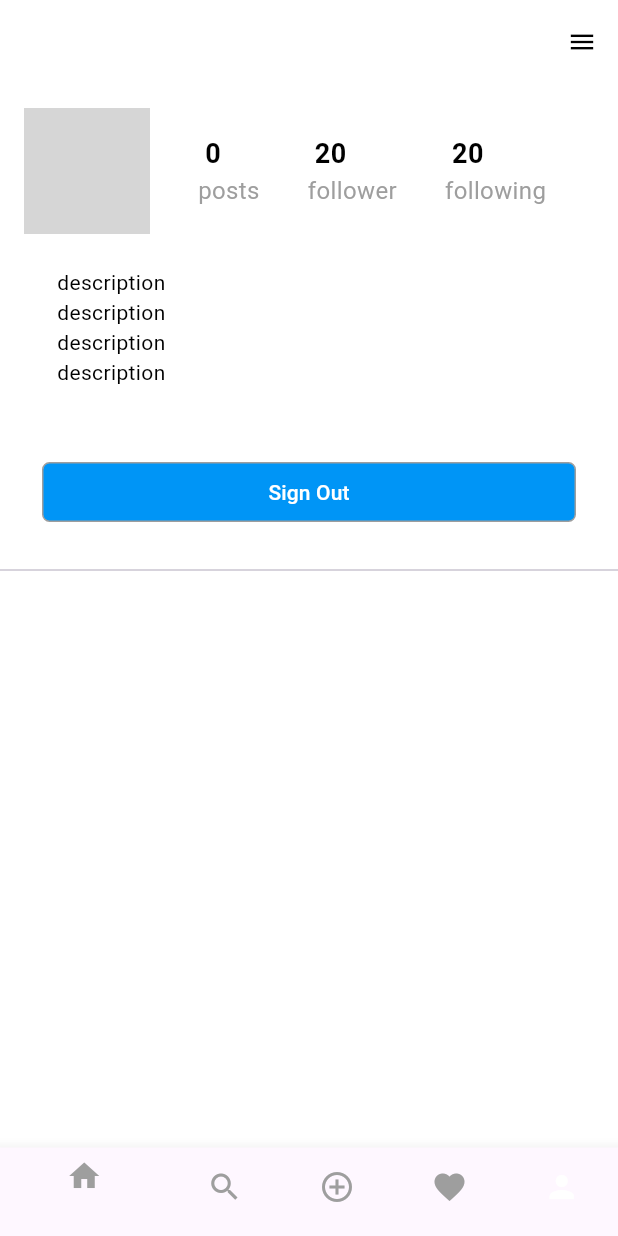
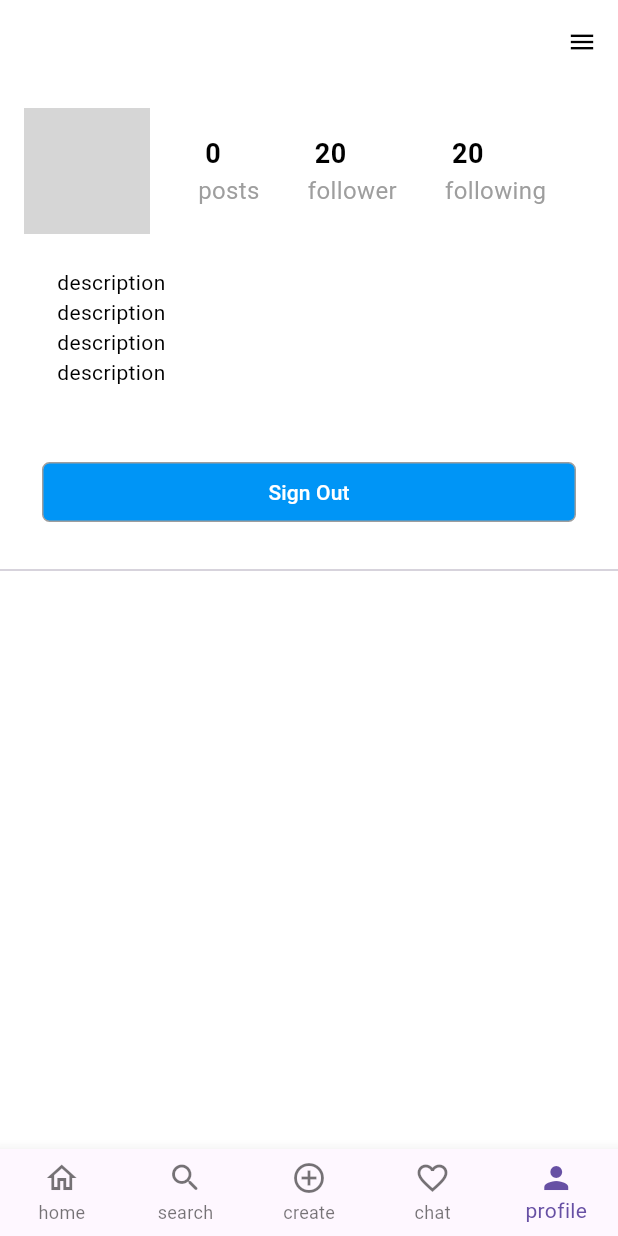
Before and after one commit to rupendra-yadav/instagram_clone, a Flutter app: the screen it shows once a user with an empty profile is signed in, item 5 of the bottom bar chosen, on a phone screen of 412 x 824 dp. Run offline on Flutter 3.47's test engine with Material 3 defaults, Android fonts, the light colour scheme and no system bars; our stand-ins replace cloud_firestore, firebase_auth, firebase_core, firebase_storage, flutter_svg, image_picker; missing offline and left inert: provider_base_tools, staggered_grid_view_flutter; accounts and stored records are empty; network calls fail; grey boxes are pictures that could not be loaded.

Commit message:
minor adjustment

```diff
--- a/lib/responsive/mobilescreen_layout.dart
+++ b/lib/responsive/mobilescreen_layout.dart
@@ -1,10 +1,4 @@
 import 'package:flutter/material.dart';
-// import 'package:flutter_svg/flutter_svg.dart';
-// import 'package:instagram/screens/addpost.dart';
-// import 'package:instagram/screens/messages.dart';
-// import 'package:instagram/screens/search_tab.dart';
-// import 'package:instagram/screens/user_profile.dart';
-import 'package:instagram/utils/colors.dart';
 import 'package:instagram/variables/global_variables.dart';
 
 class MobileScreenLayout extends StatefulWidget {
@@ -16,23 +10,6 @@ class MobileScreenLayout extends StatefulWidget {
 
 class _MobileScreenState extends State<MobileScreenLayout> {
   int _page = 0;
-  late PageController pageController;
-
-  @override
-  void initState() {
-    super.initState();
-    pageController = PageController();
-  }
-
-  @override
-  void dispose() {
-    super.dispose();
-    pageController.dispose();
-  }
-
-  void navigationTapped(int page) {
-    pageController.jumpToPage(page);
-  }
 
   void onPageChanged(int page) {
     setState(() {
@@ -43,51 +20,52 @@ class _MobileScreenState extends State<MobileScreenLayout> {
   @override
   Widget build(BuildContext context) {
     return Scaffold(
-      body: PageView(
-        physics: const NeverScrollableScrollPhysics(),
-        controller: pageController,
-        onPageChanged: onPageChanged,
-        children: homeScreenItems,
-      ),
+      body: homeScreenItems[_page],
       bottomNavigationBar: BottomNavigationBar(
-        items: [
+        currentIndex: _page,
+        type: BottomNavigationBarType.fixed,
+        onTap: (value) {
+          setState(() {
+            _page = value;
+          });
+        },
+        items: const [
           BottomNavigationBarItem(
+            activeIcon: Icon(Icons.home),
             icon: Icon(
-              Icons.home,
-              color: _page == 0 ? primaryColor : secondaryColor,
+              Icons.home_outlined,
             ),
-            label: "",
+            label: "home",
           ),
           BottomNavigationBarItem(
+            activeIcon: Icon(Icons.search),
             icon: Icon(
-              Icons.search,
-              color: _page == 1 ? primaryColor : secondaryColor,
+              Icons.search_rounded,
             ),
-            label: "",
+            label: "search",
           ),
           BottomNavigationBarItem(
+            activeIcon: Icon(Icons.add),
             icon: Icon(
               Icons.add_circle_outline,
-              color: _page == 2 ? primaryColor : secondaryColor,
             ),
-            label: "",
+            label: "create",
           ),
           BottomNavigationBarItem(
+            activeIcon: Icon(Icons.favorite),
             icon: Icon(
-              Icons.favorite,
-              color: _page == 3 ? primaryColor : secondaryColor,
+              Icons.favorite_outline,
             ),
-            label: "",
+            label: "chat",
           ),
           BottomNavigationBarItem(
+            activeIcon: Icon(Icons.person),
             icon: Icon(
-              Icons.person,
-              color: _page == 4 ? primaryColor : secondaryColor,
+              Icons.person_outline,
             ),
-            label: "",
+            label: "profile",
           ),
         ],
-        onTap: navigationTapped,
       ),
     );
   }
--- a/lib/screens/messages.dart
+++ b/lib/screens/messages.dart
@@ -45,7 +45,8 @@ class _MessagesState extends State<Messages> {
               ))
         ],
       ),
-      body: Container(
+      body: SingleChildScrollView(
+        child: Container(
           padding: const EdgeInsets.all(8.0),
           child: Column(
             children: [
@@ -95,6 +96,7 @@ class _MessagesState extends State<Messages> {
                 ),
               )
             ],
+          ),
         ),
       ),
     );
--- a/lib/variables/global_variables.dart
+++ b/lib/variables/global_variables.dart
@@ -2,6 +2,7 @@ import 'package:firebase_auth/firebase_auth.dart';
 import 'package:flutter/material.dart';
 import 'package:instagram/screens/addpost.dart';
 import 'package:instagram/screens/feedScreen.dart';
+import 'package:instagram/screens/messages.dart';
 import 'package:instagram/screens/search_tab.dart';
 import 'package:instagram/screens/user_profile.dart';
 
@@ -11,7 +12,7 @@ List<Widget> homeScreenItems = [
   const FeedScreen(),
   const SearchTab(),
   const AddPostScreen(),
-  const Text("notify"),
+  const Messages(),
   UserProfile(
     uid: FirebaseAuth.instance.currentUser!.uid,
   ),
```
Also changed, not shown: lib/main.dart (+4 -14 lines), lib/responsive/webscreen_layout.dart (+24 -53 lines), lib/firebase_options.dart (added), pubspec.lock, 11 other files. Lines whose indentation alone changed are shown as unchanged.
